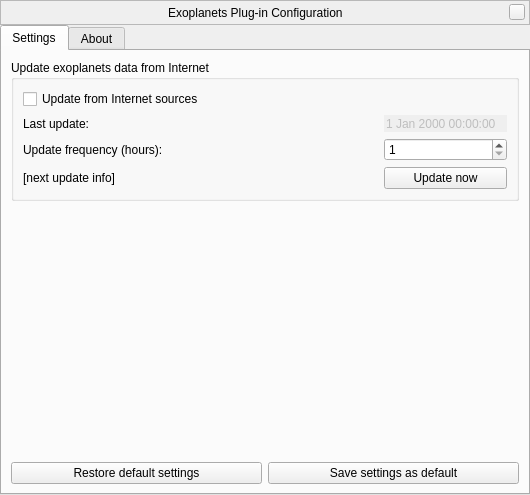
The window that plugins/Exoplanets/src/gui/exoplanetsDialog.ui (519984307/stellarium_src) describes before a commit, drawn with Qt 5.
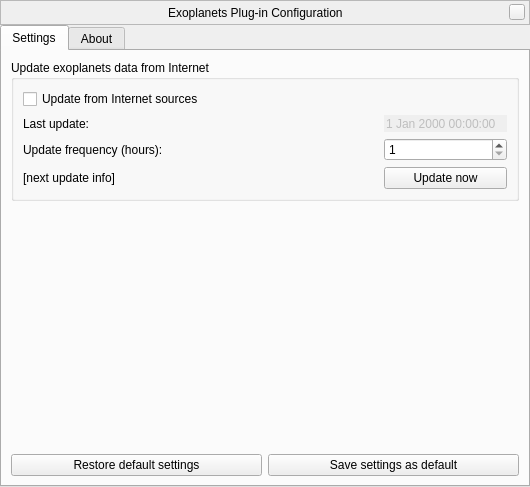
The same window after the commit. Custom widgets are drawn as their Qt base class.

Patch:
```diff
--- a/plugins/Exoplanets/src/gui/exoplanetsDialog.ui
+++ b/plugins/Exoplanets/src/gui/exoplanetsDialog.ui
@@ -7,7 +7,7 @@
     <x>0</x>
     <y>0</y>
     <width>528</width>
-    <height>495</height>
+    <height>487</height>
    </rect>
   </property>
   <property name="windowTitle">
```
Left out of the diff: 4 changed lines with no effect on the pictures.
